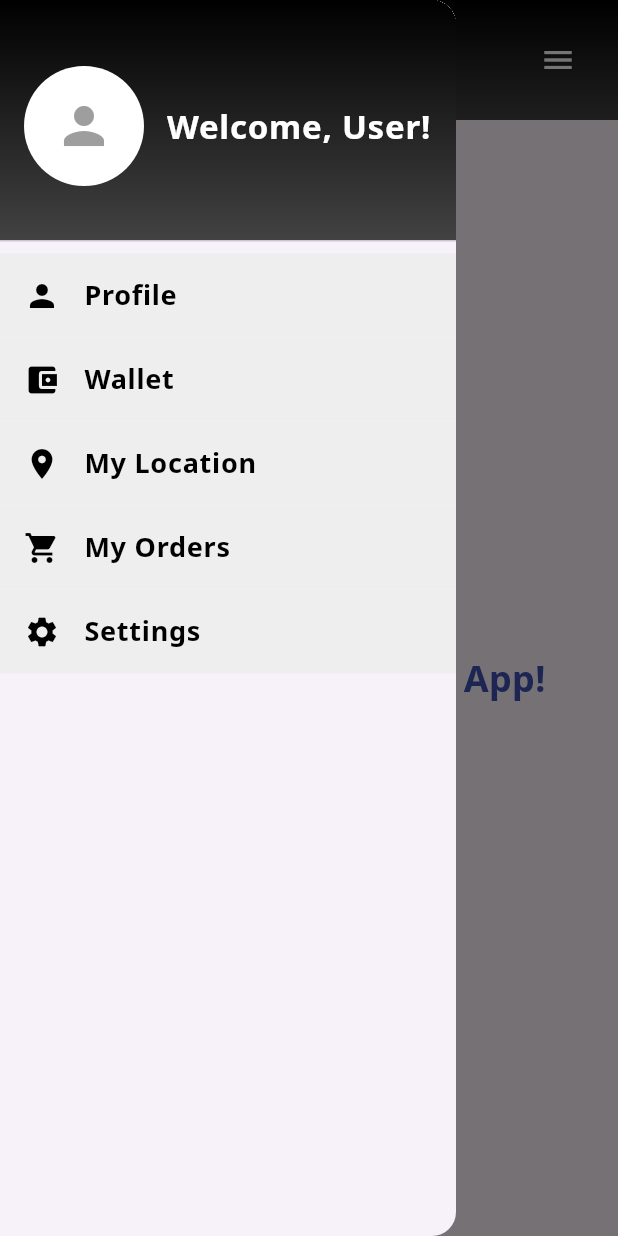
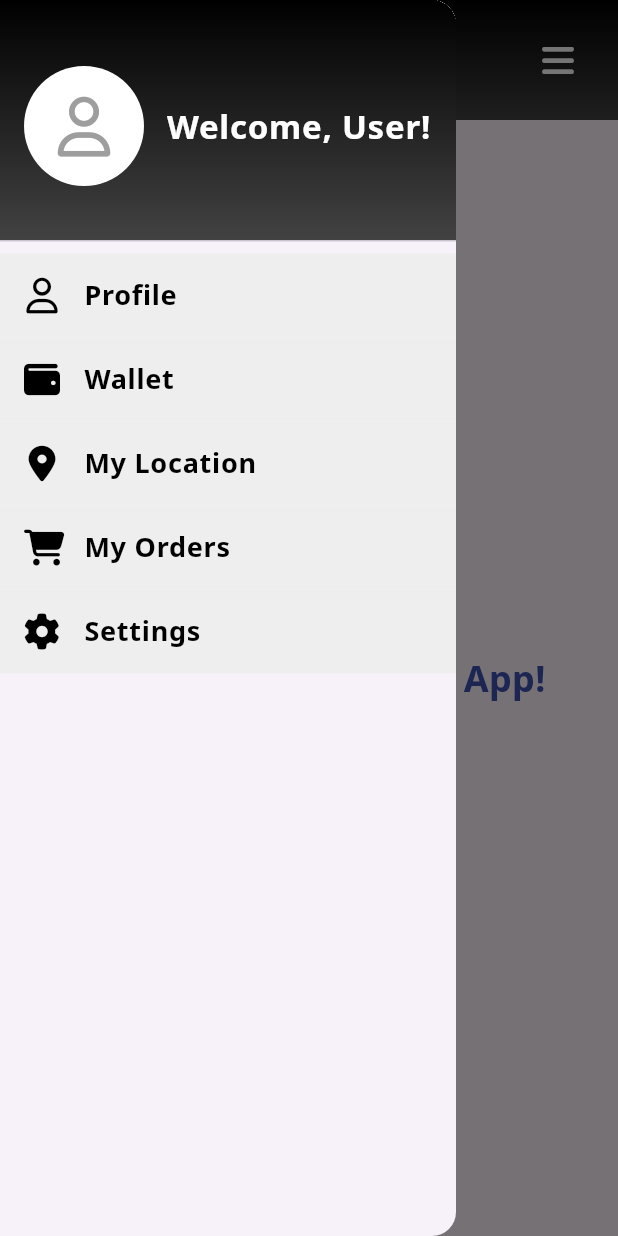
Before and after one commit to IncalaCode/carriage, a Flutter app: the MainAppScreen screen opened directly, with the side drawer open, on a phone screen of 412 x 824 dp. Run offline on Flutter 3.47's test engine with Material 3 defaults, Android fonts, the phone set to English and light mode, and no system bars; our stand-ins replace font_awesome_flutter, image_picker, video_player.

Commit message:
login and regetration an d main

```diff
--- a/frontend/lib/main.dart
+++ b/frontend/lib/main.dart
@@ -1,5 +1,7 @@
 import 'package:flutter/material.dart';
 import 'screens/splash_screen.dart';
+import 'package:font_awesome_flutter/font_awesome_flutter.dart';
+
 
 
 void main() {
--- a/frontend/lib/screens/login_screen.dart
+++ b/frontend/lib/screens/login_screen.dart
@@ -5,6 +5,8 @@ import 'package:carriage_app/screens/main_app_screen.dart';  // Replace 'your_ap
 import 'package:flutter/material.dart';
 import 'dart:io';
 import 'package:image_picker/image_picker.dart';
+import 'package:font_awesome_flutter/font_awesome_flutter.dart';
+
 
 class LoginScreen extends StatelessWidget {
   @override
--- a/frontend/lib/screens/main_app_screen.dart
+++ b/frontend/lib/screens/main_app_screen.dart
@@ -51,7 +51,7 @@ class _MainAppScreenState extends State<MainAppScreen> {
             padding: EdgeInsets.only(right: 16.0), // Aligns to the top right corner
             child: Builder(
               builder: (context) => IconButton(
-                icon: Icon(Icons.menu, color: Colors.white), // White hamburger icon
+                icon: Icon(FontAwesomeIcons.bars, color: Colors.white), // White hamburger icon
                 onPressed: () {
                   setState(() {
                     isDrawerOpen = true; // Change state to update AppBar color
@@ -83,7 +83,7 @@ class _MainAppScreenState extends State<MainAppScreen> {
                       radius: 40,
                       backgroundColor: Colors.white,
                       child: _profileImage == null
-                          ? Icon(Icons.person, size: 40, color: Colors.grey) // Default person icon
+                          ? Icon(FontAwesomeIcons.user, size: 40, color: Colors.grey) // Default person icon
                           : ClipOval(
                               child: Image.file(
                                 _profileImage!, // Show uploaded image
@@ -109,24 +109,25 @@ class _MainAppScreenState extends State<MainAppScreen> {
             Expanded(
   child: ListView(
     children: [
-                  _buildDrawerItem(Icons.person, 'Profile', context, () {
+      _buildDrawerItem(FontAwesomeIcons.user, 'Profile', context, () {
         // Navigate to Profile
       }),
-                  _buildDrawerItem(Icons.account_balance_wallet, 'Wallet', context, () {
+      _buildDrawerItem(FontAwesomeIcons.wallet, 'Wallet', context, () {
         // Navigate to Wallet
       }),
-                  _buildDrawerItem(Icons.location_on, 'My Location', context, () {
+      _buildDrawerItem(FontAwesomeIcons.mapMarkerAlt, 'My Location', context, () {
         // Navigate to My Location
       }),
-                  _buildDrawerItem(Icons.shopping_cart, 'My Orders', context, () {
+      _buildDrawerItem(FontAwesomeIcons.shoppingCart, 'My Orders', context, () {
         // Navigate to Orders
       }),
-                  _buildDrawerItem(Icons.settings, 'Settings', context, () {
+      _buildDrawerItem(FontAwesomeIcons.cog, 'Settings', context, () {
         // Navigate to Settings
       }),
     ],
   ),
 ),
+
           ],
         ),
       ),
@@ -144,6 +145,7 @@ class _MainAppScreenState extends State<MainAppScreen> {
   }
 
   // Helper function for building drawer items
+// Modify the helper function for building drawer items
 Widget _buildDrawerItem(IconData icon, String title, BuildContext context, Function onTap) {
   return ListTile(
     leading: Icon(icon, color: Colors.black), // Set icon color to black
```
Lines whose indentation alone changed are shown as unchanged.
